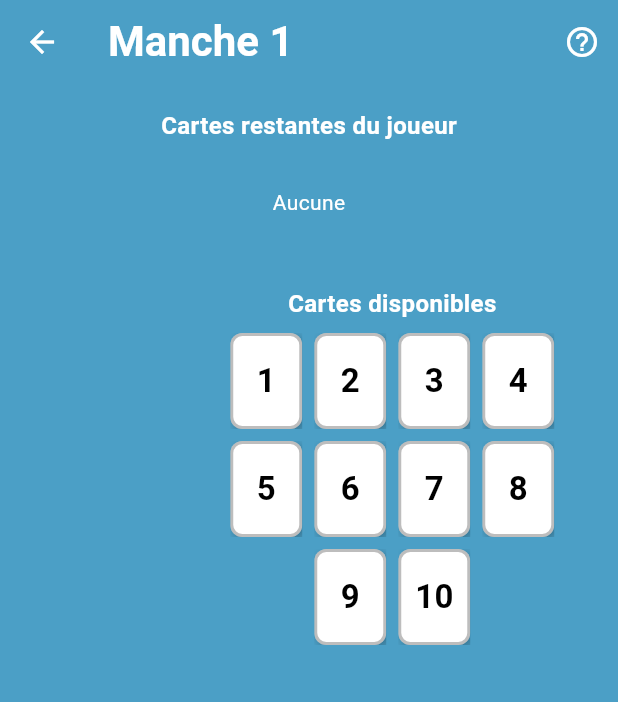
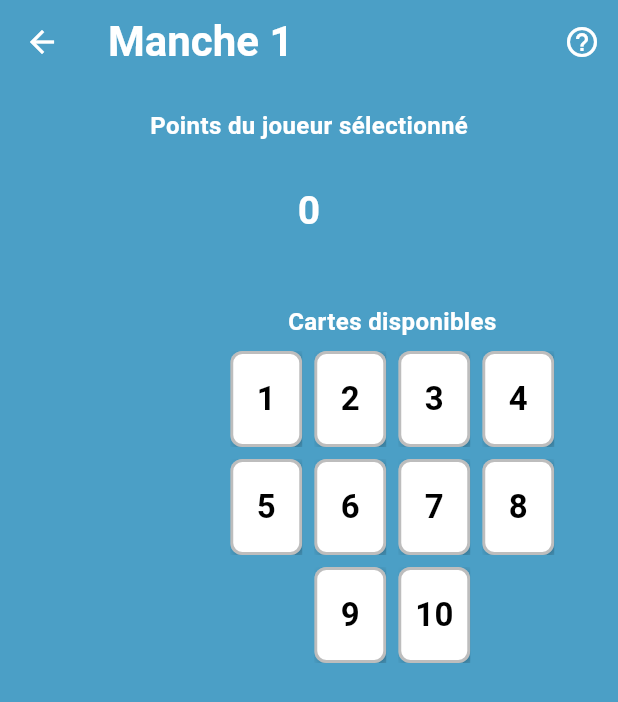
Before and after one commit to AlbanRicherPro/coin_score_app, a Flutter app: the PlayerPointsPage screen opened directly with empty values, on a phone screen of 412 x 824 dp. Shown: the top 702 px of the screen. Run offline on Flutter 3.47's test engine with Material 3 defaults, Android fonts, the phone set to English and light mode, and no system bars; our stand-ins replace audioplayers.

Commit message:
chg: update score calcul

```diff
--- a/lib/player_points_page.dart
+++ b/lib/player_points_page.dart
@@ -51,12 +51,15 @@
         children: [
           // Selected cards section with label
           Padding(
-            padding: const EdgeInsets.symmetric(vertical: 16.0, horizontal: 24.0),
+            padding: const EdgeInsets.symmetric(
+              vertical: 16.0,
+              horizontal: 24.0,
+            ),
             child: Column(
               crossAxisAlignment: CrossAxisAlignment.center,
               children: [
                 Text(
-                  'Cartes restantes du joueur',
+                  'Points du joueur sélectionné',
                   style: TextStyle(
                     color: Colors.white,
                     fontSize: 16,
@@ -64,11 +67,18 @@
                   ),
                 ),
                 SizedBox(height: 8),
-                Wrap(
+                Row(
+                  mainAxisAlignment: MainAxisAlignment.center,
+                  children: [
+                    if (selectedCards.isNotEmpty)
+                      Expanded(
+                        child: Wrap(
                           crossAxisAlignment: WrapCrossAlignment.center,
                           alignment: WrapAlignment.center,
-                  children: (selectedCards.isNotEmpty)
-                      ? selectedCards.map((cardNum) => SizedBox(
+                          children:
+                              selectedCards
+                                  .map(
+                                    (cardNum) => SizedBox(
                                       width: 60,
                                       height: 76,
                                       child: Stack(
@@ -111,17 +121,33 @@
                                           ),
                                         ],
                                       ),
-                        )).toList()
-                      : [const SizedBox(
-                          height: 64,
+                                    ),
+                                  )
+                                  .toList(),
+                        ),
+                      ),
+                    SizedBox(
+                      width: 70,
+                      height: 76,
+                      child: Padding(
+                        padding: const EdgeInsets.all(8.0),
                         child: Center(
-                            child: Text('Aucune',style: TextStyle(
+                          child: Text(
+                            selectedCards.isEmpty
+                                ? '0'
+                                : selectedCards
+                                    .reduce((value, element) => value + element)
+                                    .toString(),
+                            style: TextStyle(
                               color: Colors.white,
-                              fontSize: 14,
-                              fontWeight: FontWeight.normal,
-                            )),
+                              fontSize: 26,
+                              fontWeight: FontWeight.bold,
                             ),
-                        )],
+                          ),
+                        ),
+                      ),
+                    ),
+                  ],
                 ),
               ],
             ),
@@ -164,7 +190,10 @@
                                   '${widget.gameState.players[index].points} pts',
                                   style: TextStyle(
                                     fontSize: 14,
-                                    color: selectedIndex == index ? const Color(0xff4b9fc6) : Colors.white,
+                                    color:
+                                        selectedIndex == index
+                                            ? const Color(0xff4b9fc6)
+                                            : Colors.white,
                                     fontWeight: FontWeight.w400,
                                   ),
                                 ),
@@ -174,7 +203,10 @@
                             selectedColor: Colors.white,
                             backgroundColor: Colors.grey.shade400,
                             labelStyle: TextStyle(
-                              color: selectedIndex == index ? const Color(0xff4b9fc6) : Colors.white,
+                              color:
+                                  selectedIndex == index
+                                      ? const Color(0xff4b9fc6)
+                                      : Colors.white,
                             ),
                             shape: const RoundedRectangleBorder(
                               borderRadius: BorderRadius.only(
```
Lines whose indentation alone changed are shown as unchanged.
